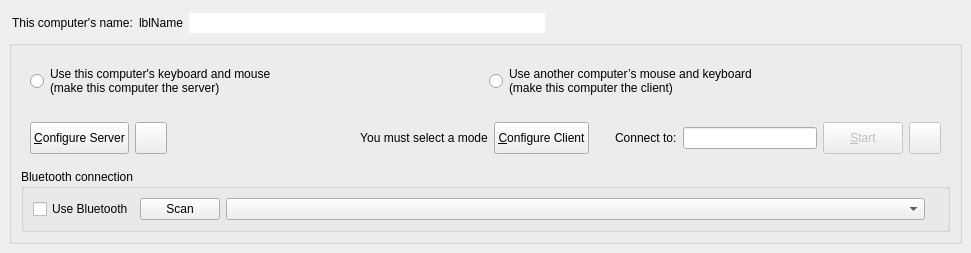
Above: src/lib/gui/MainWindow.ui from fpennedleinka91prc-gif/deskflow before the change. Below: the same form after it.
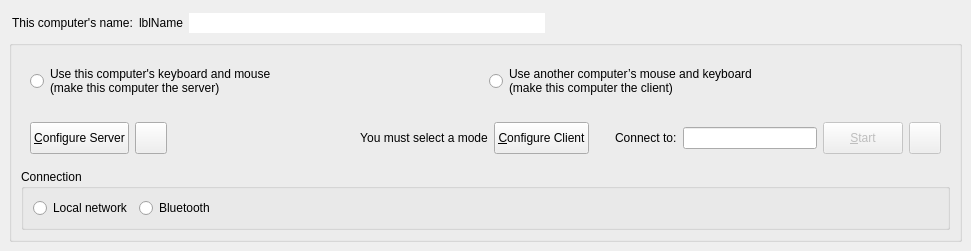
That is the form after the change. Icons and pictures are not drawn.

```diff
--- a/src/lib/gui/MainWindow.ui
+++ b/src/lib/gui/MainWindow.ui
@@ -521,59 +521,50 @@
           </sizepolicy>
          </property>
          <property name="title">
-          <string>Bluetooth connection</string>
+          <string>Connection</string>
          </property>
          <layout class="QHBoxLayout" name="horizontalLayoutBluetooth">
           <item>
-           <widget class="QCheckBox" name="cbBluetoothQuick">
-            <property name="sizePolicy">
-             <sizepolicy hsizetype="Maximum" vsizetype="Fixed">
-              <horstretch>0</horstretch>
-              <verstretch>0</verstretch>
-             </sizepolicy>
-            </property>
+           <widget class="QRadioButton" name="rbTransportLan">
             <property name="toolTip">
              <string>Link this computer to the other one over Bluetooth instead of the network.</string>
             </property>
             <property name="text">
-             <string>Use Bluetooth</string>
+             <string>Local network</string>
             </property>
            </widget>
           </item>
           <item>
-           <widget class="QPushButton" name="btnBluetoothScanQuick">
-            <property name="sizePolicy">
-             <sizepolicy hsizetype="Maximum" vsizetype="Fixed">
-              <horstretch>0</horstretch>
-              <verstretch>0</verstretch>
-             </sizepolicy>
+           <widget class="QRadioButton" name="rbTransportBluetooth">
+            <property name="toolTip">
+             <string>Share the keyboard and mouse over Bluetooth, no network needed.</string>
             </property>
             <property name="text">
-             <string>Scan</string>
+             <string>Bluetooth</string>
             </property>
            </widget>
           </item>
           <item>
-           <widget class="QComboBox" name="comboBluetoothPeers">
+           <spacer name="transportSpacer">
+            <property name="orientation">
+             <enum>Qt::Horizontal</enum>
+            </property>
+            <property name="sizeHint" stdset="0">
+             <size>
+              <width>8</width>
+              <height>20</height>
+             </size>
+            </property>
+           </spacer>
+          </item>
+          <item>
+           <widget class="QLabel" name="lblTransportStatus">
             <property name="sizePolicy">
-             <sizepolicy hsizetype="Expanding" vsizetype="Fixed">
+             <sizepolicy hsizetype="Expanding" vsizetype="Preferred">
               <horstretch>1</horstretch>
               <verstretch>0</verstretch>
              </sizepolicy>
             </property>
-            <property name="toolTip">
-             <string>Computers found over Bluetooth. Pick the one this computer should connect to.</string>
-            </property>
-           </widget>
-          </item>
-          <item>
-           <widget class="QLabel" name="lblBluetoothQuickStatus">
-            <property name="sizePolicy">
-             <sizepolicy hsizetype="Preferred" vsizetype="Preferred">
-              <horstretch>0</horstretch>
-              <verstretch>0</verstretch>
-             </sizepolicy>
-            </property>
             <property name="text">
              <string/>
             </property>
```
Left out of the diff: 9 changed lines with no effect on the pictures.
